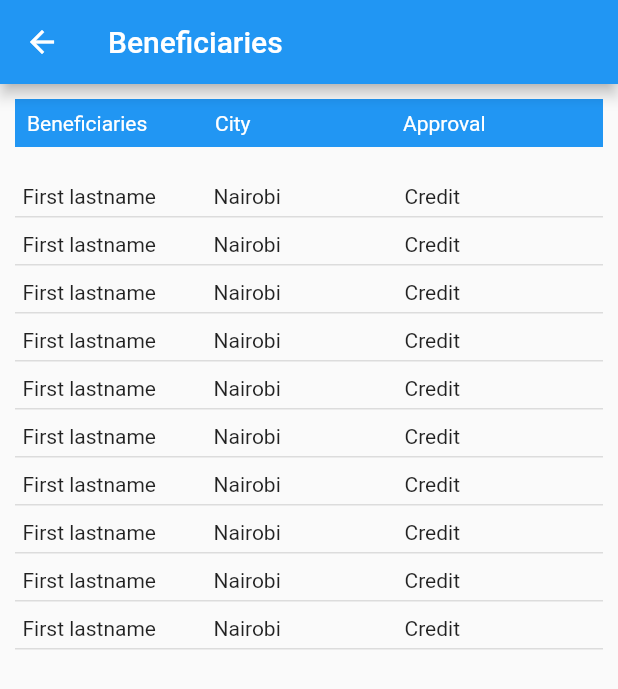
After one commit to Brian1011/DiaspoCare, a Flutter app: the BeneficiariesScreen screen opened by its route, on a phone screen of 412 x 824 dp. The commit adds this screen. Shown: the top 689 px of the screen. Run offline on Flutter 3.47's test engine with Material 2 defaults, Android fonts, the phone set to English and light mode, and no system bars; our stand-ins replace dio, hive, hive_flutter; accounts and stored records are empty; generated files the repository leaves out were written again.

Commit message:
beneficiaries screen

```diff
--- a/lib/routes.dart
+++ b/lib/routes.dart
@@ -1,6 +1,7 @@
 import 'package:diaspo_care/screens/authentication_screens/login_screen.dart';
 import 'package:diaspo_care/screens/authentication_screens/payment_methods_screen.dart';
 import 'package:diaspo_care/screens/authentication_screens/registration_screen.dart';
+import 'package:diaspo_care/screens/beneficiaries_screen.dart';
 import 'package:diaspo_care/screens/splash_screen.dart';
 
 class RouteConfig {
@@ -8,6 +9,7 @@ class RouteConfig {
   static final login = "login";
   static final registration = "vendorRegistration";
   static final paymentRegistration = "paymentRegistration";
+  static final beneficiaries = "beneficiaries";
 }
 
 var routes = {
@@ -15,4 +17,5 @@ var routes = {
   RouteConfig.login: (context) => LoginScreen(),
   RouteConfig.registration: (context) => RegistrationScreen(),
   RouteConfig.paymentRegistration: (context) => PaymentMethodsScreen(),
+  RouteConfig.beneficiaries: (context) => BeneficiariesScreen(),
 };
--- a/lib/screens/authentication_screens/login_screen.dart
+++ b/lib/screens/authentication_screens/login_screen.dart
@@ -62,6 +62,11 @@ class _LoginScreenState extends State<LoginScreen> {
                           context, RouteConfig.registration),
                       child: Text('Supporter Registration'),
                     ),
+                    TextButton(
+                      onPressed: () => Navigator.pushNamed(
+                          context, RouteConfig.beneficiaries),
+                      child: Text('Beneficiareis screen'),
+                    ),
                   ],
                 ),
               ),
--- /dev/null
+++ b/lib/screens/beneficiaries_screen.dart
@@ -0,0 +1,75 @@
+import 'package:flutter/material.dart';
+
+class BeneficiariesScreen extends StatefulWidget {
+  @override
+  _BeneficiariesScreenState createState() => _BeneficiariesScreenState();
+}
+
+class _BeneficiariesScreenState extends State<BeneficiariesScreen> {
+  @override
+  Widget build(BuildContext context) {
+    return Scaffold(
+      appBar: AppBar(
+        title: Text('Beneficiaries'),
+      ),
+      body: Padding(
+        padding: EdgeInsets.all(10),
+        child: Column(
+          children: [
+            Container(
+              color: Colors.blue,
+              child: Padding(
+                padding: const EdgeInsets.all(8.0),
+                child: Row(
+                  children: [
+                    Expanded(
+                        flex: 2,
+                        child: Text(
+                          'Beneficiaries',
+                          style: TextStyle(color: Colors.white),
+                        )),
+                    Expanded(
+                        flex: 2,
+                        child: Text(
+                          'City',
+                          style: TextStyle(color: Colors.white),
+                        )),
+                    Expanded(
+                        flex: 2,
+                        child: Text(
+                          'Approval',
+                          style: TextStyle(color: Colors.white),
+                        )),
+                  ],
+                ),
+              ),
+            ),
+            SizedBox(height: 20),
+            Expanded(
+              child: ListView.builder(
+                  itemCount: 10,
+                  itemBuilder: (context, item) {
+                    return Container(
+                      margin: EdgeInsets.only(bottom: 5),
+                      padding: EdgeInsets.all(5),
+                      decoration: BoxDecoration(
+                        border: Border(
+                          bottom: BorderSide(width: 1, color: Colors.black12),
+                        ),
+                      ),
+                      child: Row(
+                        children: [
+                          Expanded(flex: 2, child: Text('First lastname')),
+                          Expanded(flex: 2, child: Text('Nairobi')),
+                          Expanded(flex: 2, child: Text('Credit')),
+                        ],
+                      ),
+                    );
+                  }),
+            )
+          ],
+        ),
+      ),
+    );
+  }
+}
```
Also changed, not shown: pubspec.lock.
